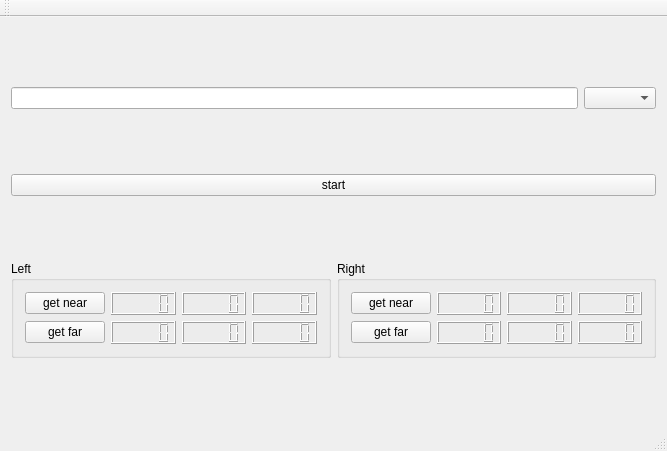
Before: the Qt Designer form mainwindow.ui in janisozaur/inz_stickman, drawn with Qt 5.
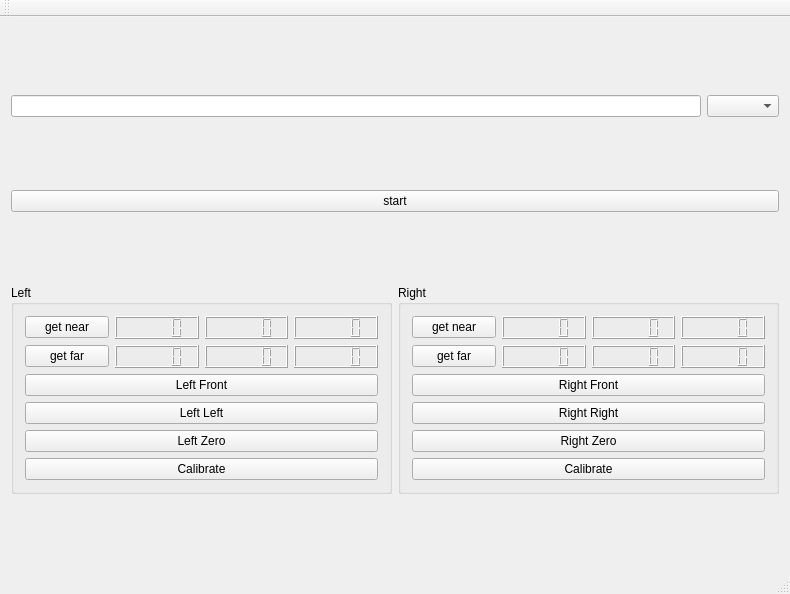
After: the same form once the commit is applied.

Commit message: add basis for calibration, right hand only for now and not yet used, with some parts still missing

```diff
--- a/mainwindow.ui
+++ b/mainwindow.ui
@@ -6,8 +6,8 @@
    <rect>
     <x>0</x>
     <y>0</y>
-    <width>667</width>
-    <height>451</height>
+    <width>790</width>
+    <height>594</height>
    </rect>
   </property>
   <property name="windowTitle">
@@ -96,6 +96,34 @@
            </item>
           </layout>
          </item>
+         <item>
+          <widget class="QPushButton" name="leftFrontPushButton">
+           <property name="text">
+            <string>Left Front</string>
+           </property>
+          </widget>
+         </item>
+         <item>
+          <widget class="QPushButton" name="leftLeftPushButton">
+           <property name="text">
+            <string>Left Left</string>
+           </property>
+          </widget>
+         </item>
+         <item>
+          <widget class="QPushButton" name="leftZeroPushButton">
+           <property name="text">
+            <string>Left Zero</string>
+           </property>
+          </widget>
+         </item>
+         <item>
+          <widget class="QPushButton" name="leftCalibratePushButton">
+           <property name="text">
+            <string>Calibrate</string>
+           </property>
+          </widget>
+         </item>
         </layout>
        </widget>
       </item>
@@ -151,6 +179,34 @@
            </item>
           </layout>
          </item>
+         <item>
+          <widget class="QPushButton" name="rightFrontPushButton">
+           <property name="text">
+            <string>Right Front</string>
+           </property>
+          </widget>
+         </item>
+         <item>
+          <widget class="QPushButton" name="rightRightPushButton">
+           <property name="text">
+            <string>Right Right</string>
+           </property>
+          </widget>
+         </item>
+         <item>
+          <widget class="QPushButton" name="rightZeroPushButton">
+           <property name="text">
+            <string>Right Zero</string>
+           </property>
+          </widget>
+         </item>
+         <item>
+          <widget class="QPushButton" name="rightCalibratePushButton">
+           <property name="text">
+            <string>Calibrate</string>
+           </property>
+          </widget>
+         </item>
         </layout>
        </widget>
       </item>
```
Left out of the diff: 4 changed lines with no effect on the pictures. The commit also changes 4 other files.
